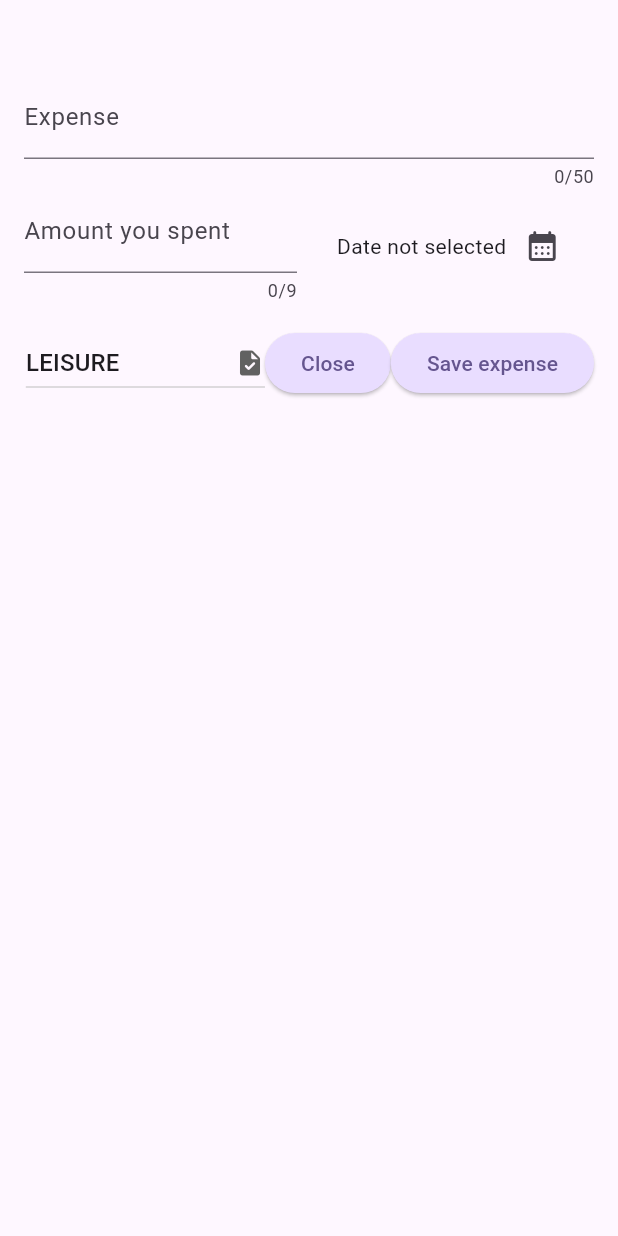
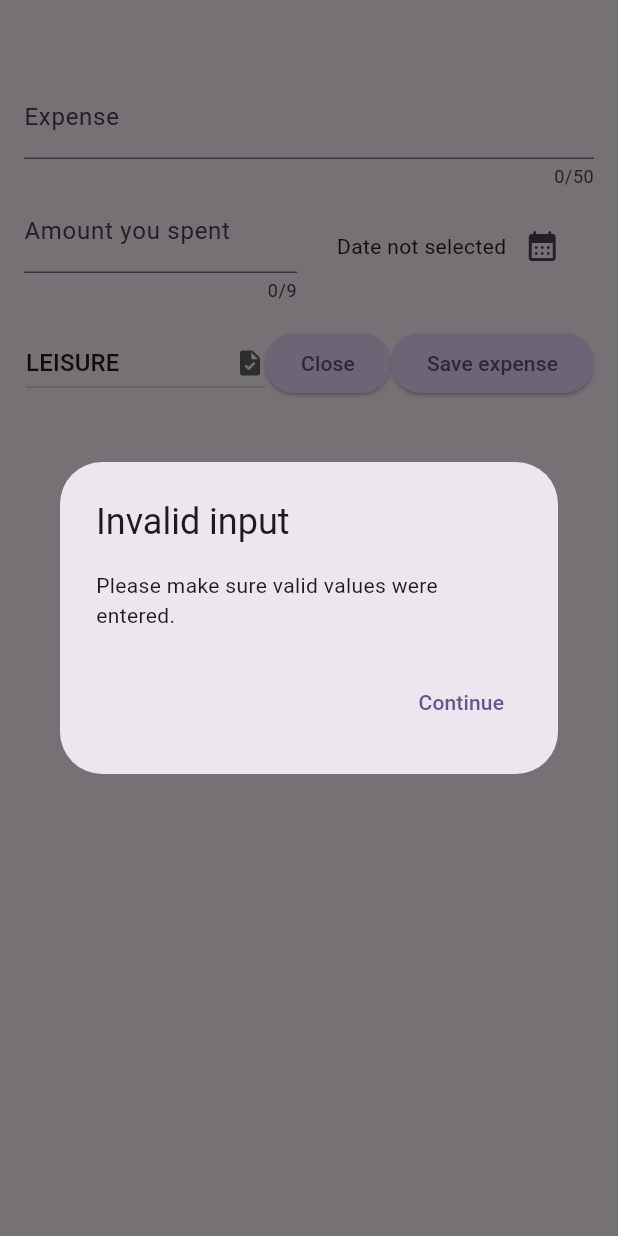
Before and after one commit to rebertiger/trackexpenses, a Flutter app: the NewExpense screen opened directly with empty values, after a tap on "Save expense", on a phone screen of 412 x 824 dp. Run offline on Flutter 3.47's test engine with Material 3 defaults, Android fonts, the light colour scheme and no system bars.

Commit message:
Widgets were seperated to different files to modularize

```diff
--- /dev/null
+++ b/lib/widgets/amount_input_text_field.dart
@@ -0,0 +1,20 @@
+import 'package:flutter/material.dart';
+
+// ignore: must_be_immutable
+class Amountinputtextfield extends StatelessWidget {
+  Amountinputtextfield({super.key, required this.controller});
+  TextEditingController controller;
+
+  @override
+  Widget build(BuildContext context) {
+    return TextField(
+      maxLength: 9,
+      keyboardType: TextInputType.number,
+      controller: controller,
+      decoration: const InputDecoration(
+        prefixText: '\$',
+        label: Text("Amount you spent"),
+      ),
+    );
+  }
+}
--- /dev/null
+++ b/lib/widgets/category_selector_dropdown_button.dart
@@ -0,0 +1,44 @@
+import 'package:flutter/material.dart';
+import 'package:trackexpenses/models/expense.dart';
+
+class CategorySelectorDropdownButton extends StatefulWidget {
+  const CategorySelectorDropdownButton({
+    super.key,
+    required this.selectedCategory,
+    required this.onCategoryChanged,
+  });
+
+  final Category selectedCategory;
+  final ValueChanged<Category> onCategoryChanged;
+
+  @override
+  State<StatefulWidget> createState() {
+    return _CategorySelectorDropdownButtonState();
+  }
+}
+
+class _CategorySelectorDropdownButtonState
+    extends State<CategorySelectorDropdownButton> {
+  @override
+  Widget build(BuildContext context) {
+    return DropdownButton<Category>(
+      iconSize: 20,
+      icon: const Icon(Icons.task_rounded),
+      enableFeedback: true,
+      value: widget.selectedCategory,
+      items: Category.values
+          .map(
+            (category) => DropdownMenuItem(
+              value: category,
+              child: Text(category.name.toUpperCase()),
+            ),
+          )
+          .toList(),
+      onChanged: (value) {
+        if (value != null) {
+          widget.onCategoryChanged(value);
+        }
+      },
+    );
+  }
+}
--- a/lib/widgets/new_expense.dart
+++ b/lib/widgets/new_expense.dart
@@ -3,8 +3,10 @@ import 'dart:io';
 import 'package:flutter/cupertino.dart';
 import 'package:flutter/material.dart';
 import 'package:trackexpenses/models/expense.dart';
+import 'package:trackexpenses/widgets/category_selector_dropdown_button.dart';
+import 'package:trackexpenses/widgets/title_input_text_field.dart';
+import 'package:trackexpenses/widgets/amount_input_text_field.dart';
 
-// TODO(all): add new google fonts to texts..
 class NewExpense extends StatefulWidget {
   const NewExpense({super.key, required this.onAddExpense});
 
@@ -28,31 +30,33 @@ class _NewExpenseState extends State<NewExpense> {
         context: context,
         builder: (ctx) => CupertinoAlertDialog(
           title: const Text("Invalid input"),
-                content:
-                    const Text("Please make sure a valid values was entered."),
+          content: const Text("Please make sure valid values were entered."),
           actions: [
             TextButton(
               onPressed: () {
                 Navigator.pop(ctx);
               },
-                      child: const Text('Continue'))
+              child: const Text('Continue'),
+            ),
           ],
-              ));
+        ),
+      );
     } else {
       showDialog(
         context: context,
         builder: (ctx) => AlertDialog(
           title: const Text("Invalid input"),
-                content:
-                    const Text("Please make sure a valid values was entered."),
+          content: const Text("Please make sure valid values were entered."),
           actions: [
             TextButton(
               onPressed: () {
                 Navigator.pop(ctx);
               },
-                      child: const Text('Continue'))
+              child: const Text('Continue'),
+            ),
           ],
-              ));
+        ),
+      );
     }
   }
 
@@ -62,7 +66,7 @@ class _NewExpenseState extends State<NewExpense> {
     if (_titleController.text.trim().isEmpty ||
         amountIsInvalid ||
         _selectedDate == null) {
-      _showDialog;
+      _showDialog();
       return;
     }
 
@@ -71,18 +75,14 @@ class _NewExpenseState extends State<NewExpense> {
         title: _titleController.text,
         amount: enteredAmount,
         date: _selectedDate!,
-          category: _selectedCategory),
+        category: _selectedCategory,
+      ),
     );
     var expenseAddSnackBar = const SnackBar(
       content: Text('Your expense is successfully added.'),
       duration: Duration(seconds: 2),
     );
     ScaffoldMessenger.of(context).showSnackBar(expenseAddSnackBar);
-    /*ToastContext().init(context);
-    Toast.show(
-      "Your expense is successfully added.",
-      duration: Toast.lengthLong,
-    );*/
     Navigator.pop(context);
   }
 
@@ -93,7 +93,8 @@ class _NewExpenseState extends State<NewExpense> {
       context: context,
       initialDate: DateTime.now(),
       firstDate: firstDate,
-        lastDate: DateTime.now());
+      lastDate: DateTime.now(),
+    );
     setState(() {
       _selectedDate = pickedDate;
     });
@@ -124,70 +125,32 @@ class _NewExpenseState extends State<NewExpense> {
                       crossAxisAlignment: CrossAxisAlignment.start,
                       children: [
                         Expanded(
-                          child: TextField(
-                            maxLength: 50,
-                            keyboardType: TextInputType.text,
+                          child: Titleinputtextfield(
                             controller: _titleController,
-                            decoration: const InputDecoration(
-                              label: Text("Expense"),
                           ),
                         ),
-                        ),
-                        const SizedBox(
-                          width: 24,
-                        ),
+                        const SizedBox(width: 24),
                         Expanded(
-                          child: TextField(
-                            maxLength: 9,
-                            keyboardType: TextInputType.number,
+                          child: Amountinputtextfield(
                             controller: _amountController,
-                            decoration: const InputDecoration(
-                              prefixText: '\$',
-                              label: Text("Amount you spent"),
-                            ),
                           ),
                         ),
                       ],
                     )
                   else
-                    TextField(
-                      maxLength: 50,
-                      keyboardType: TextInputType.text,
-                      controller: _titleController,
-                      decoration: const InputDecoration(
-                        label: Text("Expense"),
-                      ),
-                    ),
+                    Titleinputtextfield(controller: _titleController),
                   if (width >= 600)
                     Row(
                       children: [
-                        DropdownButton(
-                          iconSize: 20,
-                          icon: const Icon(Icons.task_rounded),
-                          enableFeedback: true,
-                          value: _selectedCategory,
-                          items: Category.values
-                              .map(
-                                (category) => DropdownMenuItem(
-                                    value: category,
-                                    child: Text(
-                                      category.name.toUpperCase(),
-                                    )),
-                              )
-                              .toList(),
-                          onChanged: (value) {
+                        CategorySelectorDropdownButton(
+                          selectedCategory: _selectedCategory,
+                          onCategoryChanged: (category) {
                             setState(() {
-                              if (value == null) {
-                                return;
-                              } else {
-                                _selectedCategory = value;
-                              }
+                              _selectedCategory = category;
                             });
                           },
                         ),
-                        const SizedBox(
-                          width: 24,
-                        ),
+                        const SizedBox(width: 24),
                         Expanded(
                           child: Row(
                             mainAxisAlignment: MainAxisAlignment.end,
@@ -203,26 +166,19 @@ class _NewExpenseState extends State<NewExpense> {
                                 icon: const Icon(Icons.calendar_month_rounded),
                               ),
                             ],
-                        )),
+                          ),
+                        ),
                       ],
                     )
                   else
                     Row(
                       children: [
                         Expanded(
-                          child: TextField(
-                            maxLength: 9,
-                            keyboardType: TextInputType.number,
+                          child: Amountinputtextfield(
                             controller: _amountController,
-                            decoration: const InputDecoration(
-                              prefixText: '\$',
-                              label: Text("Amount you spent"),
                           ),
                         ),
-                        ),
-                        const SizedBox(
-                          width: 16,
-                        ),
+                        const SizedBox(width: 16),
                         Expanded(
                           child: Row(
                             mainAxisAlignment: MainAxisAlignment.center,
@@ -238,12 +194,11 @@ class _NewExpenseState extends State<NewExpense> {
                                 icon: const Icon(Icons.calendar_month_rounded),
                               ),
                             ],
-                        )),
+                          ),
+                        ),
                       ],
                     ),
-                  const SizedBox(
-                    height: 16,
-                  ),
+                  const SizedBox(height: 16),
                   if (width >= 600)
                     Row(
                       crossAxisAlignment: CrossAxisAlignment.end,
@@ -253,12 +208,12 @@ class _NewExpenseState extends State<NewExpense> {
                           onPressed: () {
                             Navigator.pop(context);
                           },
-                            child: const Text("Close")),
+                          child: const Text("Close"),
+                        ),
                         ElevatedButton(
-                            onPressed: () {
-                              _submitExpenseData();
-                            },
-                            child: const Text("Save expense")),
+                          onPressed: _submitExpenseData,
+                          child: const Text("Save expense"),
+                        ),
                       ],
                     )
                   else
@@ -266,27 +221,11 @@ class _NewExpenseState extends State<NewExpense> {
                       crossAxisAlignment: CrossAxisAlignment.end,
                       mainAxisAlignment: MainAxisAlignment.end,
                       children: [
-                        DropdownButton(
-                          iconSize: 20,
-                          icon: const Icon(Icons.task_rounded),
-                          enableFeedback: true,
-                          value: _selectedCategory,
-                          items: Category.values
-                              .map(
-                                (category) => DropdownMenuItem(
-                                    value: category,
-                                    child: Text(
-                                      category.name.toUpperCase(),
-                                    )),
-                              )
-                              .toList(),
-                          onChanged: (value) {
+                        CategorySelectorDropdownButton(
+                          selectedCategory: _selectedCategory,
+                          onCategoryChanged: (category) {
                             setState(() {
-                              if (value == null) {
-                                return;
-                              } else {
-                                _selectedCategory = value;
-                              }
+                              _selectedCategory = category;
                             });
                           },
                         ),
@@ -294,12 +233,12 @@ class _NewExpenseState extends State<NewExpense> {
                           onPressed: () {
                             Navigator.pop(context);
                           },
-                            child: const Text("Close")),
+                          child: const Text("Close"),
+                        ),
                         ElevatedButton(
-                            onPressed: () {
-                              _submitExpenseData();
-                            },
-                            child: const Text("Save expense")),
+                          onPressed: _submitExpenseData,
+                          child: const Text("Save expense"),
+                        ),
                       ],
                     ),
                 ],
--- /dev/null
+++ b/lib/widgets/title_input_text_field.dart
@@ -0,0 +1,19 @@
+import 'package:flutter/material.dart';
+
+// ignore: must_be_immutable
+class Titleinputtextfield extends StatelessWidget {
+  Titleinputtextfield({super.key, required this.controller});
+  TextEditingController controller;
+
+  @override
+  Widget build(BuildContext context) {
+    return TextField(
+                      maxLength: 50,
+                      keyboardType: TextInputType.text,
+                      controller: controller,
+                      decoration: const InputDecoration(
+                        label: Text("Expense"),
+                      ),
+                    );
+  }
+}
```
Lines whose indentation alone changed are shown as unchanged.
